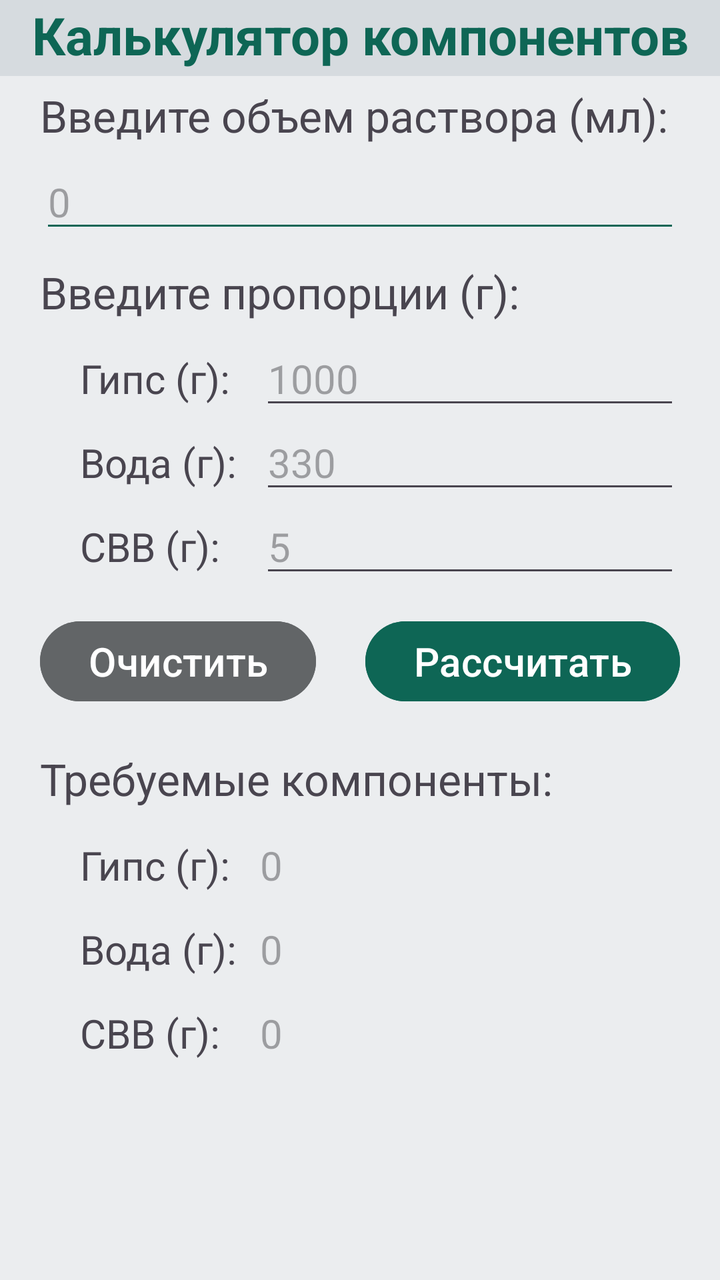
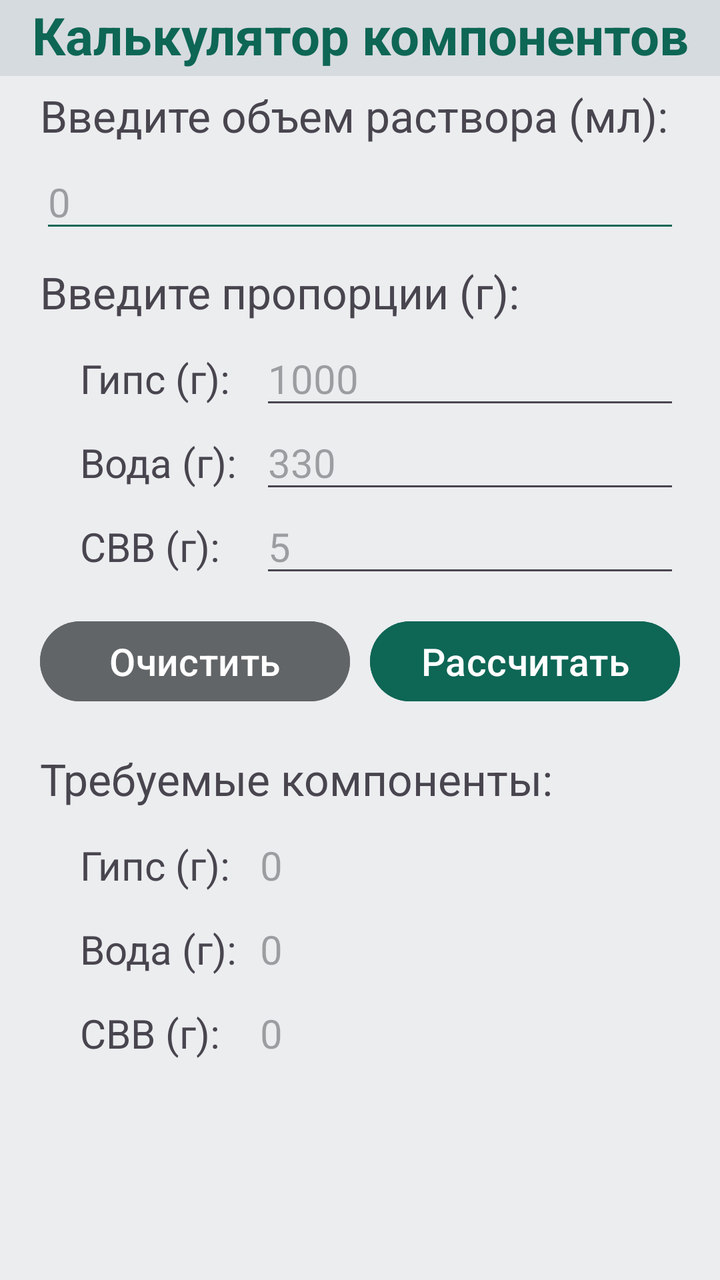

Two renders of the same Android screen: before a commit and after it. Below are the layout's source before the change and the commit's diff.
<!-- AndroidManifest.xml: application theme Theme.Gypsum -->
<!-- res/layout/activity_main.xml -->
<?xml version="1.0" encoding="utf-8"?>
<androidx.constraintlayout.widget.ConstraintLayout xmlns:android="http://schemas.android.com/apk/res/android"
    xmlns:app="http://schemas.android.com/apk/res-auto"
    xmlns:tools="http://schemas.android.com/tools"
    android:id="@+id/main"
    android:layout_width="match_parent"
    android:layout_height="match_parent"
    tools:context=".MainActivity">

    <RelativeLayout
        android:layout_width="match_parent"
        android:layout_height="match_parent"
        android:background="@color/colorPrimary"
        tools:layout_editor_absoluteX="0dp"
        tools:layout_editor_absoluteY="0dp">

        <TextView
            android:id="@+id/logo"
            android:layout_width="match_parent"
            android:layout_height="38dp"
            android:background="@color/colorBackground"
            android:text="@string/logo"
            android:textAlignment="center"
            android:textColor="@color/colorMain"
            android:textSize="26sp"
            android:textStyle="bold" />

        <TextView
            android:id="@+id/volumeHeadline"
            android:layout_width="match_parent"
            android:layout_height="wrap_content"
            android:layout_below="@+id/logo"
            android:layout_marginHorizontal="20sp"
            android:layout_marginTop="5sp"
            android:text="@string/volumeHeadline"
            android:textSize="22sp" />

        <EditText
            android:id="@+id/volumeInput"
            android:layout_width="match_parent"
            android:layout_height="wrap_content"
            android:layout_below="@+id/volumeHeadline"
            android:layout_marginHorizontal="20sp"
            android:layout_marginTop="5sp"
            android:backgroundTint="@color/colorMain"
            android:ems="10"
            android:hint="@string/volumeInput"
            android:inputType="text"
            android:textSize="20sp" />

        <TextView
            android:id="@+id/proportionsHeadline"
            android:layout_width="match_parent"
            android:layout_height="wrap_content"
            android:layout_below="@+id/volumeInput"
            android:layout_marginHorizontal="20sp"
            android:layout_marginTop="10sp"
            android:text="@string/proportionsHeadline"
            android:textSize="22sp" />

        <TextView
            android:id="@+id/gypsumHeadlineInput"
            android:layout_width="80sp"
            android:layout_height="wrap_content"
            android:layout_below="@+id/proportionsHeadline"
            android:layout_marginStart="40sp"
            android:layout_marginTop="15sp"
            android:text="@string/gypsumHeadline"
            android:textSize="20sp" />

        <EditText
            android:id="@+id/gypsumInput"
            android:layout_width="match_parent"
            android:layout_height="wrap_content"
            android:layout_below="@+id/proportionsHeadline"
            android:layout_alignParentStart="true"
            android:layout_marginStart="130sp"
            android:layout_marginEnd="20sp"
            android:layout_marginTop="5sp"
            android:hint="@string/gypsumInput"
            android:textSize="20sp" />

        <TextView
            android:id="@+id/waterHeadlineInput"
            android:layout_width="80sp"
            android:layout_height="wrap_content"
            android:layout_below="@+id/gypsumHeadlineInput"
            android:layout_marginStart="40sp"
            android:layout_marginTop="15sp"
            android:text="@string/waterHeadline"
            android:textSize="20sp" />

        <EditText
            android:id="@+id/waterInput"
            android:layout_width="match_parent"
            android:layout_height="wrap_content"
            android:layout_below="@+id/gypsumHeadlineInput"
            android:layout_alignParentStart="true"
            android:layout_marginStart="130sp"
            android:layout_marginEnd="20sp"
            android:layout_marginTop="5sp"
            android:hint="@string/waterInput"
            android:textSize="20sp" />

        <TextView
            android:id="@+id/svvHeadlineInput"
            android:layout_width="80sp"
            android:layout_height="wrap_content"
            android:layout_below="@+id/waterHeadlineInput"
            android:layout_marginHorizontal="40sp"
            android:layout_marginTop="15sp"
            android:text="@string/svvHeadline"
            android:textSize="20sp" />

        <EditText
            android:id="@+id/svvInput"
            android:layout_width="match_parent"
            android:layout_height="wrap_content"
            android:layout_below="@+id/waterHeadlineInput"
            android:layout_alignParentStart="true"
            android:layout_marginStart="130sp"
            android:layout_marginEnd="20sp"
            android:layout_marginTop="5sp"
            android:hint="@string/svvInput"
            android:textSize="20sp" />


        <Button
            android:id="@+id/clearButton"
            android:layout_width="wrap_content"
            android:layout_height="wrap_content"
            android:layout_below="@+id/svvHeadlineInput"
            android:layout_alignParentStart="true"
            android:layout_marginStart="20sp"
            android:layout_marginTop="20sp"
            android:backgroundTint="@color/colorClearButton"
            android:text="@string/clearButton"
            android:textSize="20sp" />

        <Button
            android:id="@+id/calculatorButton"
            android:layout_width="wrap_content"
            android:layout_height="wrap_content"
            android:layout_below="@+id/svvHeadlineInput"
            android:layout_alignParentEnd="true"
            android:layout_marginEnd="20sp"
            android:layout_marginTop="20dp"
            android:backgroundTint="@color/colorMain"
            android:text="@string/calculatorButton"
            android:textSize="20sp" />

        <TextView
            android:id="@+id/componentsOutput"
            android:layout_width="match_parent"
            android:layout_height="wrap_content"
            android:layout_below="@+id/clearButton"
            android:layout_marginHorizontal="20sp"
            android:layout_marginTop="20sp"
            android:text="@string/componentsOutput"
            android:textSize="22sp" />

        <TextView
            android:id="@+id/gypsumHeadline"
            android:layout_width="80sp"
            android:layout_height="wrap_content"
            android:layout_below="@+id/componentsOutput"
            android:layout_marginStart="40sp"
            android:layout_marginTop="15sp"
            android:text="@string/gypsumHeadline"
            android:textSize="20sp" />

        <TextView
            android:id="@+id/gypsumOutput"
            android:layout_width="match_parent"
            android:layout_height="wrap_content"
            android:layout_below="@+id/componentsOutput"
            android:layout_alignParentStart="true"
            android:layout_marginStart="130sp"
            android:layout_marginEnd="20sp"
            android:layout_marginTop="15sp"
            android:hint="@string/gypsumOutput"
            android:textSize="20sp" />

        <TextView
            android:id="@+id/waterHeadline"
            android:layout_width="80sp"
            android:layout_height="wrap_content"
            android:layout_below="@+id/gypsumOutput"
            android:layout_marginStart="40sp"
            android:layout_marginTop="15sp"
            android:text="@string/waterHeadline"
            android:textSize="20sp" />

        <TextView
            android:id="@+id/waterOutput"
            android:layout_width="match_parent"
            android:layout_height="wrap_content"
            android:layout_below="@+id/gypsumOutput"
            android:layout_alignParentStart="true"
            android:layout_marginStart="130sp"
            android:layout_marginEnd="20sp"
            android:layout_marginTop="15sp"
            android:hint="@string/waterOutput"
            android:textSize="20sp" />

        <TextView
            android:id="@+id/svvHeadline"
            android:layout_width="80sp"
            android:layout_height="wrap_content"
            android:layout_below="@+id/waterOutput"
            android:layout_marginHorizontal="40sp"
            android:layout_marginTop="15sp"
            android:text="@string/svvHeadline"
            android:textSize="20sp" />

        <TextView
            android:id="@+id/svvOutput"
            android:layout_width="match_parent"
            android:layout_height="wrap_content"
            android:layout_below="@+id/waterOutput"
            android:layout_alignParentStart="true"
            android:layout_marginStart="130sp"
            android:layout_marginEnd="20sp"
            android:layout_marginTop="15sp"
            android:hint="@string/svvOutput"
            android:textSize="20sp" />

    </RelativeLayout>
</androidx.constraintlayout.widget.ConstraintLayout>
<!-- resources referenced by this layout -->
<resources>
  <color name="colorBackground">#D6DBDF</color>
  <color name="colorClearButton">#626567</color>
  <color name="colorMain">#0E6655</color>
  <color name="colorPrimary">#EBEDEF</color>
  <string name="calculatorButton">Рассчитать</string>
  <string name="clearButton">Очистить</string>
  <string name="componentsOutput">Требуемые компоненты:</string>
  <string name="gypsumHeadline">Гипс (г):</string>
  <string name="gypsumInput">1000</string>
  <string name="gypsumOutput">0</string>
  <string name="logo">Калькулятор компонентов</string>
  <string name="proportionsHeadline">Введите пропорции (г):</string>
  <string name="svvHeadline">СВВ (г):</string>
  <string name="svvInput">5</string>
  <string name="svvOutput">0</string>
  <string name="volumeHeadline">Введите объем раствора (мл):</string>
  <string name="volumeInput">0</string>
  <string name="waterHeadline">Вода (г):</string>
  <string name="waterInput">330</string>
  <string name="waterOutput">0</string>
  <style name="Theme.Gypsum" parent="Base.Theme.Gypsum" />
  <style name="Base.Theme.Gypsum" parent="Theme.Material3.DayNight.NoActionBar">
          
          
      </style>
</resources>

<!-- the commit's change to res/layout/activity_main.xml (unified diff, before → after) -->
@@ -127,7 +127,7 @@
 
         <Button
             android:id="@+id/clearButton"
-            android:layout_width="wrap_content"
+            android:layout_width="155sp"
             android:layout_height="wrap_content"
             android:layout_below="@+id/svvHeadlineInput"
             android:layout_alignParentStart="true"
@@ -135,11 +135,11 @@
             android:layout_marginTop="20sp"
             android:backgroundTint="@color/colorClearButton"
             android:text="@string/clearButton"
-            android:textSize="20sp" />
+            android:textSize="19sp" />
 
         <Button
             android:id="@+id/calculatorButton"
-            android:layout_width="wrap_content"
+            android:layout_width="155sp"
             android:layout_height="wrap_content"
             android:layout_below="@+id/svvHeadlineInput"
             android:layout_alignParentEnd="true"
@@ -147,7 +147,7 @@
             android:layout_marginTop="20dp"
             android:backgroundTint="@color/colorMain"
             android:text="@string/calculatorButton"
-            android:textSize="20sp" />
+            android:textSize="19sp" />
 
         <TextView
             android:id="@+id/componentsOutput"
